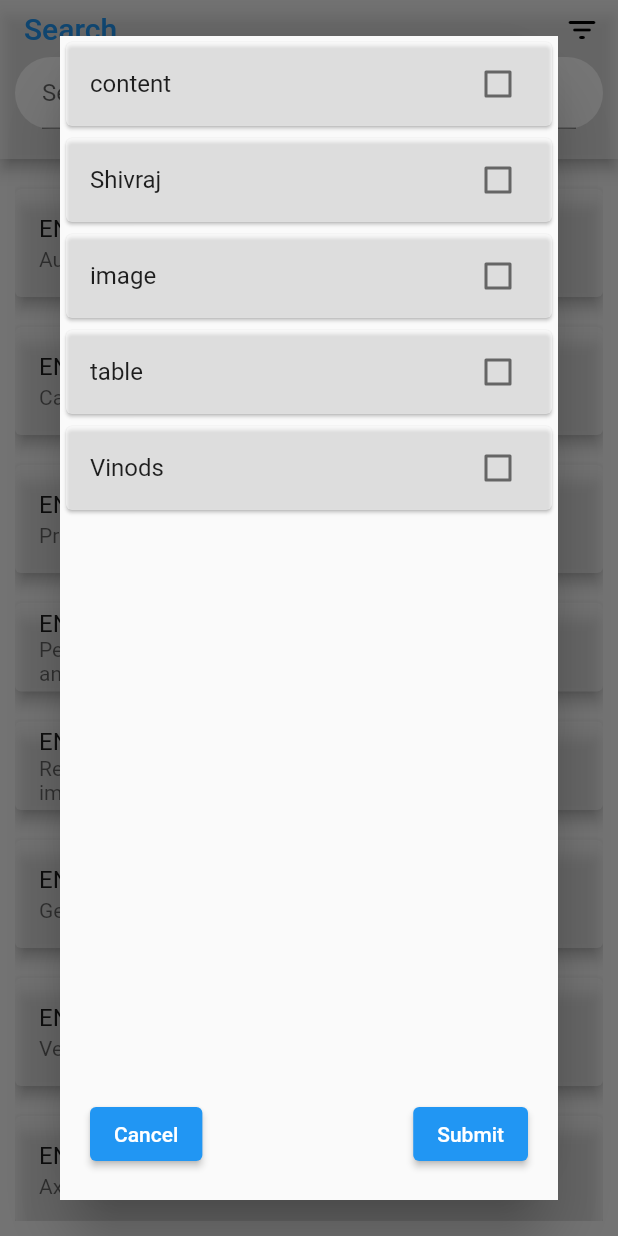
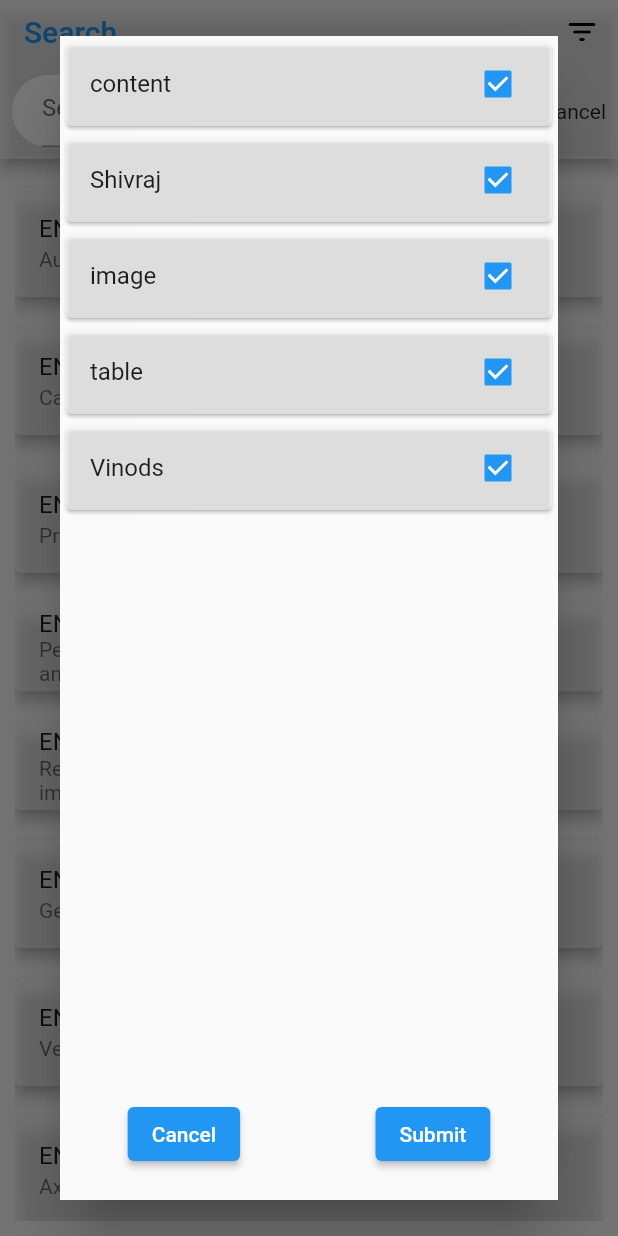
Before and after one commit to shiv-walke/search_screen, a Flutter app: the screen it shows after launch, after a tap on the "filter list" icon, on a phone screen of 412 x 824 dp. Run offline on Flutter 3.47's test engine with Material 2 defaults, Android fonts, the phone set to English and light mode, and no system bars.

Commit message:
Ui change (add cancel button and suffix icon )

```diff
--- a/lib/model/gts_type_model.dart
+++ b/lib/model/gts_type_model.dart
@@ -1,7 +1,7 @@
 
 class GtsTypeModel{
    final String name;
-  bool selected = false;
+  bool selected = true;
 
   GtsTypeModel(this.name);
 }
--- a/lib/screens/search_filter.dart
+++ b/lib/screens/search_filter.dart
@@ -3,8 +3,9 @@ import 'package:flutter/material.dart';
 import '../model/gts_type_model.dart';
 
 class SearchFilter extends StatefulWidget {
+  final Function onSubmit;
   final List<GtsTypeModel> typeList;
-  const SearchFilter(this.typeList, {Key? key}) : super(key: key);
+  const SearchFilter(this.typeList, {Key? key, required this.onSubmit}) : super(key: key);
 
   @override
   State<SearchFilter> createState() => _SearchFilterState();
@@ -12,7 +13,7 @@ class SearchFilter extends StatefulWidget {
 
 class _SearchFilterState extends State<SearchFilter> {
   bool contentCheck = true;
-
+  List selectedType = [];
   @override
   Widget build(BuildContext context) {
     return Scaffold(
@@ -41,9 +42,8 @@ class _SearchFilterState extends State<SearchFilter> {
             ),
           ),
           Row(
-
-            mainAxisAlignment: MainAxisAlignment.spaceBetween,
-            //crossAxisAlignment: CrossAxisAlignment.start,
+            mainAxisAlignment: MainAxisAlignment.spaceAround,
+            crossAxisAlignment: CrossAxisAlignment.start,
             children: [
               Padding(
                 padding: const EdgeInsets.all(20.0),
@@ -57,7 +57,15 @@ class _SearchFilterState extends State<SearchFilter> {
               Padding(
                 padding: const EdgeInsets.all(20.0),
                 child: ElevatedButton(
-                    onPressed: (){},
+                    onPressed: (){
+                      widget.onSubmit();
+                      Navigator.pop(context);
+                      // if(widget.typeList.selectedType()){
+                      //   print("You selects type");
+                      // }else{
+                      //   print("Types are not selected");
+                      // }
+                    },
                     child: const Text("Submit")),
               ),
             ],
--- a/lib/screens/search_screen.dart
+++ b/lib/screens/search_screen.dart
@@ -1,9 +1,7 @@
 import 'dart:convert';
-
 import 'package:flutter/material.dart';
 import 'package:flutter/services.dart';
 import 'package:search_screen/screens/search_filter.dart';
-
 import '../model/gts_model.dart';
 import '../model/gts_type_model.dart';
 
@@ -29,6 +27,7 @@ class _SearchScreenState extends State<SearchScreen> {
 
   List<GtsTypeModel> typeList = [];
   List<String> typeListString = [];
+  List<String> typeFilterList = [];
 
   @override
   initState() {
@@ -54,11 +53,32 @@ class _SearchScreenState extends State<SearchScreen> {
 
   bool valueCheck = true;
 
+  bool isSearchEntryAllowed(GtsModel model){
+    if (model.text.toLowerCase().contains(searchText)){
+      if(model.type.contains(valueCheck)){
+
+      }
+    }
+
+    return false;
+  }
+
   @override
   Widget build(BuildContext context) {
+   // debugPrint("hello");
+    debugPrint(typeList.toString());
+    debugPrint(typeList.toString());
+
+
     var filteredItems = _allEntries.where((element) {
       return element.text.toLowerCase().contains(searchText);
     }).toList();
+
+    var filteredTypeItems = _allEntries.where((element) {
+      return element.type.contains(typeList);
+    });
+
+   debugPrint("filteredTypeItems : $filteredTypeItems");
 
     return Scaffold(
       appBar: AppBar(
@@ -78,7 +98,9 @@ class _SearchScreenState extends State<SearchScreen> {
                             borderRadius: BorderRadius.circular(40),
                         ),
                         elevation: 16,
-                        child:  SearchFilter(typeList),
+                        child:  SearchFilter(typeList, onSubmit: () {
+                          setState(() {});
+                        },),
                       );
                     });
               },
@@ -89,18 +111,28 @@ class _SearchScreenState extends State<SearchScreen> {
         ],
         bottom: PreferredSize(
           preferredSize: const Size.fromHeight(50.0),
+          child: Row(
+            children: [
+                Expanded(
                   child: Padding(
-            padding:
-                const EdgeInsets.only(bottom: 20.0, left: 10.0, right: 10.0),
+                    padding: const EdgeInsets.all(8.0),
                     child: Container(
                       decoration: const BoxDecoration(
                         borderRadius: BorderRadius.all(Radius.circular(30.0)),
                         color: Colors.white,
                       ),
                       child: Padding(
-                padding: const EdgeInsets.only(left: 18.0, right: 18.0),
+                        padding: const EdgeInsets.only(left: 20.0, right: 10.0),
                         child: TextField(
-                  decoration: const InputDecoration(hintText: 'Search'),
+                          decoration: const InputDecoration(
+                            hintText: 'Search',
+                            suffixIcon: Icon(
+                              Icons.cancel,
+                              color: Colors.grey,
+                            ),
+
+                          ),
+
                           onChanged: (value) {
                             setState(() {
                               searchText = value;
@@ -109,6 +141,13 @@ class _SearchScreenState extends State<SearchScreen> {
                         ),
                       ),
                     ),
+                  ),
+                ),
+                const Padding(
+                  padding: EdgeInsets.all(8.0),
+                  child: Text("cancel"),
+                ),
+              ]
           ),
         ),
       ),
@@ -121,7 +160,7 @@ class _SearchScreenState extends State<SearchScreen> {
                   ? ListView.builder(
                       itemCount: filteredItems.length,
                       itemBuilder: (context, index) => Card(
-                        key: ValueKey(filteredItems[index].text),
+                        key: ValueKey(filteredItems[index].type),
                         color: Colors.white54,
                         elevation: 4,
                         margin: const EdgeInsets.symmetric(vertical: 10),
```
Lines whose indentation alone changed are shown as unchanged.
